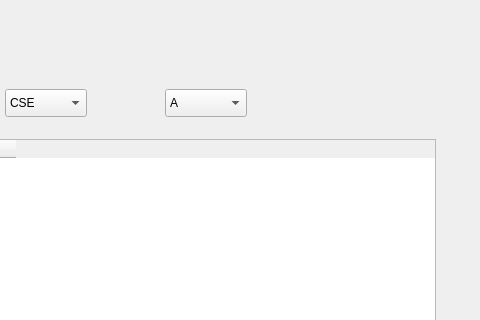
Old version of the form mainwindow.ui in the repository Shikhrrr/AttendanceManager; both pictures show x 515 to 995 and y 0 to 320 of the 995 by 632 pixel window.
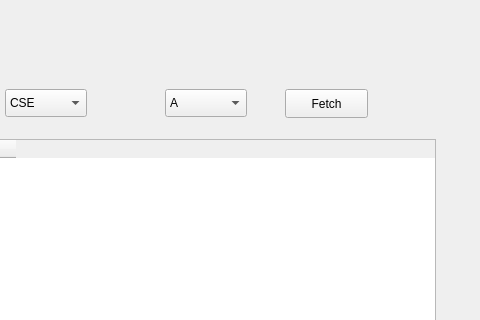
New version of the form.

Commit message: pull these

Diff of the .ui file:
```diff
--- a/mainwindow.ui
+++ b/mainwindow.ui
@@ -233,6 +233,19 @@
           </property>
          </column>
         </widget>
+        <widget class="QPushButton" name="takeFetch">
+         <property name="geometry">
+          <rect>
+           <x>600</x>
+           <y>80</y>
+           <width>83</width>
+           <height>29</height>
+          </rect>
+         </property>
+         <property name="text">
+          <string>Fetch</string>
+         </property>
+        </widget>
        </widget>
        <widget class="QWidget" name="p1">
         <widget class="QGroupBox" name="groupBox">
```
The commit also changes 1 other file.
